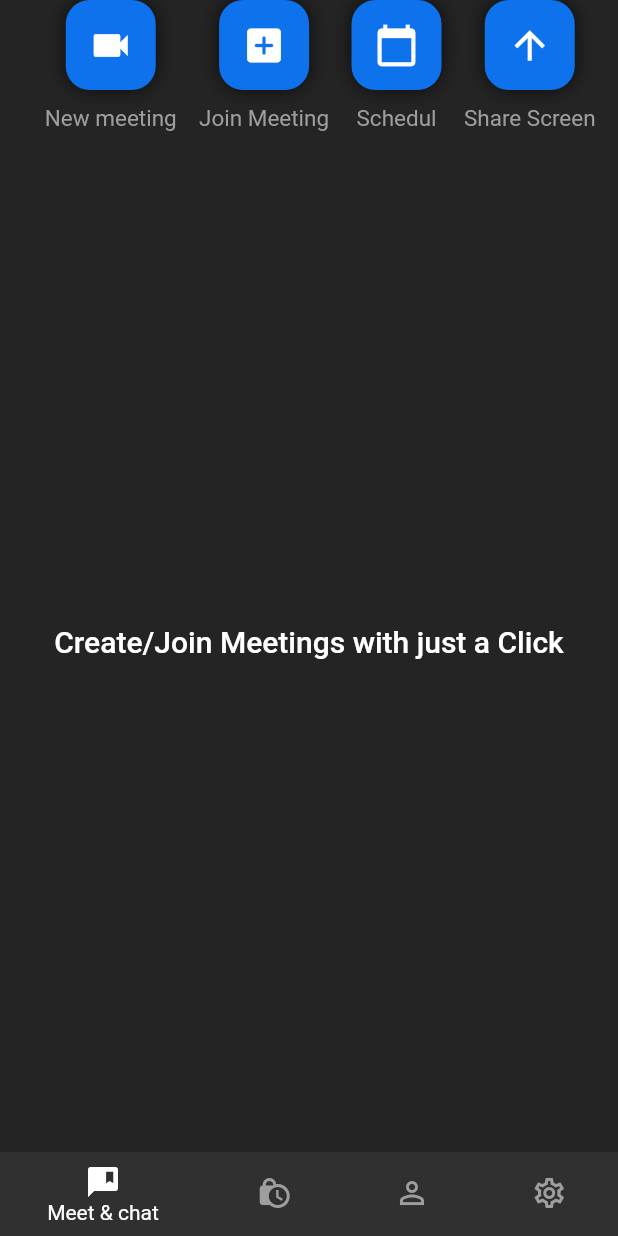
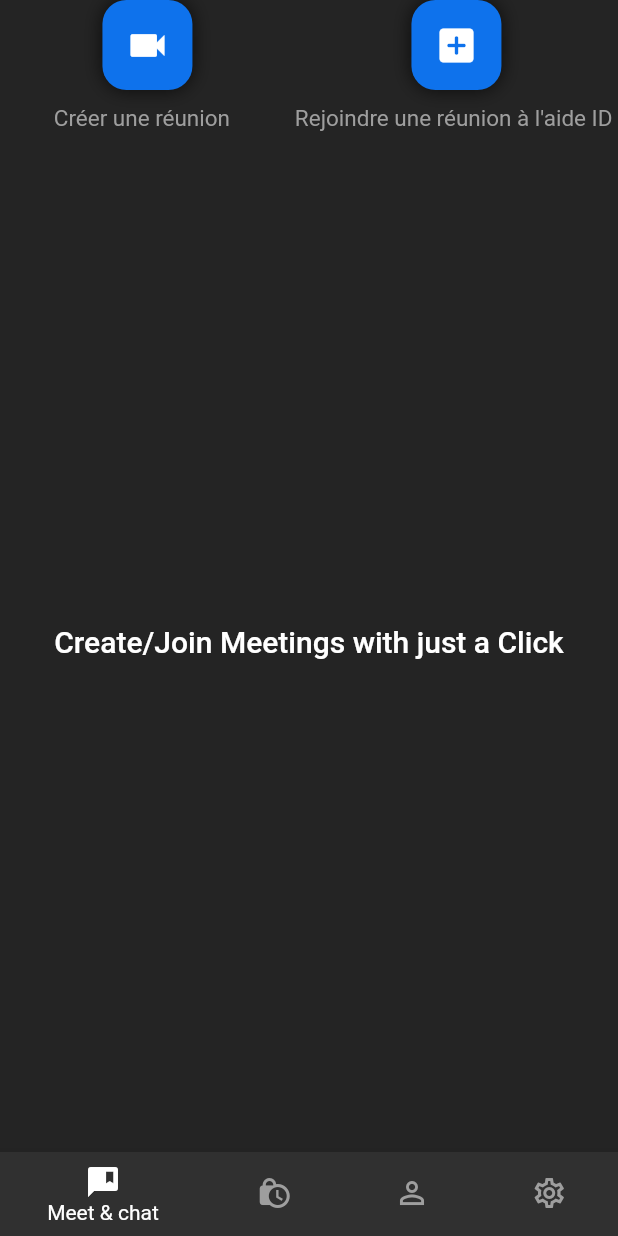
Before and after one commit to ialim0/zoom_app_clone, a Flutter app: the screen it shows once a user with an empty profile is signed in, on a phone screen of 412 x 824 dp. Run offline on Flutter 3.47's test engine with Material 2 defaults, Android fonts, the light colour scheme and no system bars; our stand-ins replace cloud_firestore, firebase_auth, firebase_core, google_sign_in; missing offline and left inert: jitsi_meet; accounts and stored records are empty.

Commit message:
Version 1 zoom app

```diff
--- a/lib/controllers/jitsi_controller.dart
+++ b/lib/controllers/jitsi_controller.dart
@@ -1,8 +1,10 @@
 import 'package:jitsi_meet/feature_flag/feature_flag.dart';
 import 'package:jitsi_meet/jitsi_meet.dart';
 import 'package:zoom_apps/controllers/auth_controller.dart';
+import 'package:zoom_apps/controllers/firestore_controller.dart';
 
 class JitsiController {
+  final FirestoreController _firestoreController = FirestoreController();
   final AuthController _authController = AuthController();
   void createMeeting(
       {required String roomName,
@@ -32,6 +34,8 @@
         ..audioMuted = isAudioMuted
         ..videoMuted = isVideoMuted;
 
+      _firestoreController.addMeetingToFirestore(roomName);
+
       await JitsiMeet.joinMeeting(options);
     } catch (error) {
       print("error: $error");
--- a/lib/views/screens/meeting_screen.dart
+++ b/lib/views/screens/meeting_screen.dart
@@ -31,33 +31,25 @@
       body: SafeArea(
         child: Column(
           children: [
-            Row(
-              mainAxisAlignment: MainAxisAlignment.spaceEvenly,
+            Center(
+              child: Row(
+                mainAxisAlignment: MainAxisAlignment.spaceBetween,
                 children: [
                   SizedBox(
-                  height: 20,
+                    height: 50,
                   ),
                   ReuseableIcon(
                     icon: Icons.videocam,
-                  text: 'New meeting',
+                    text: 'Créer une réunion  ',
                     onPressed: createNewMeeting,
                   ),
                   ReuseableIcon(
                     icon: Icons.add_box_rounded,
-                  text: 'Join Meeting',
+                    text: 'Rejoindre une réunion à l\'aide ID ',
                     onPressed: joinMeeting,
                   ),
-                ReuseableIcon(
-                  icon: Icons.calendar_today,
-                  text: 'Schedul',
-                  onPressed: () {},
+                ],
               ),
-                ReuseableIcon(
-                  icon: Icons.arrow_upward,
-                  text: 'Share Screen',
-                  onPressed: () {},
-                ),
-              ],
             ),
             Expanded(
               child: Center(
```
Also changed, not shown: lib/controllers/firestore_controller.dart (added, +22 -0 lines), 6 other files. Lines whose indentation alone changed are shown as unchanged.
